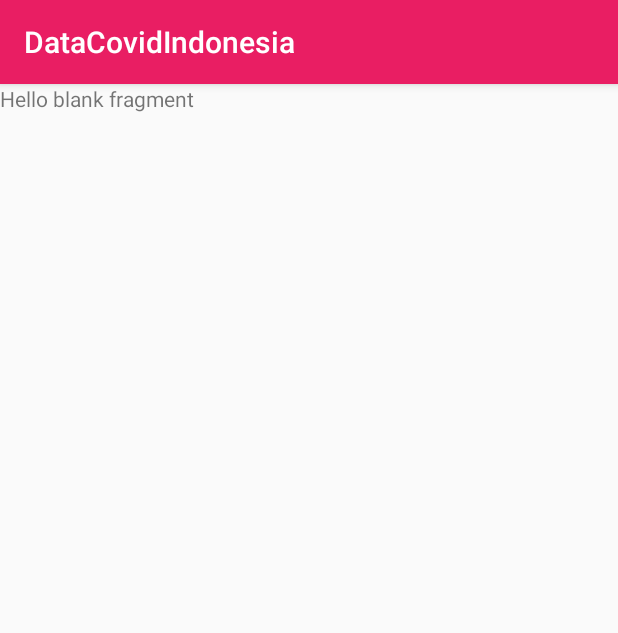
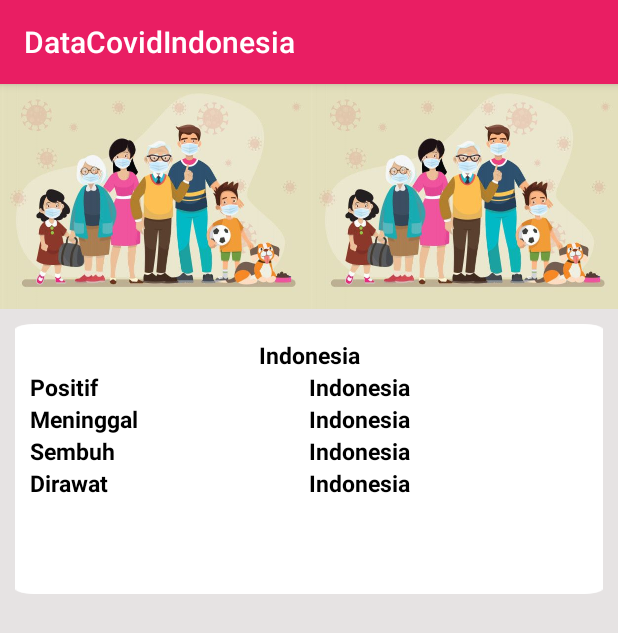
Before and after one commit to CindoddCindy/cindodAplikasiDataCovid, an Android app: the fragment DataIndonesiaFragmnet shown on its own in the app's theme, on a phone screen of 412 x 824 dp. Shown: the top 633 px of the screen. Run offline under Robolectric (Android 15) with nearby library versions, the light colour scheme and no system bars.

Commit message:
tambah sedikit2

```diff
--- a/app/src/main/res/layout/fragment_data_indonesia_fragmnet.xml
+++ b/app/src/main/res/layout/fragment_data_indonesia_fragmnet.xml
@@ -1,14 +1,176 @@
 <?xml version="1.0" encoding="utf-8"?>
-<FrameLayout xmlns:android="http://schemas.android.com/apk/res/android"
+<LinearLayout xmlns:android="http://schemas.android.com/apk/res/android"
     xmlns:tools="http://schemas.android.com/tools"
     android:layout_width="match_parent"
     android:layout_height="match_parent"
+    android:orientation="vertical"
     tools:context=".view.fragment.DataIndonesiaFragmnet">
 
-    <!-- TODO: Update blank fragment layout -->
-    <TextView
-        android:layout_width="match_parent"
-        android:layout_height="match_parent"
-        android:text="@string/hello_blank_fragment" />
+   <LinearLayout
+       android:background="#E6E3E3"
+       android:layout_width="match_parent"
+       android:layout_height="match_parent"
+       android:orientation="vertical">
 
-</FrameLayout>
+
+       <LinearLayout
+           android:layout_weight="2"
+           android:layout_width="match_parent"
+           android:layout_height="450dp"
+           android:orientation="horizontal">
+           <ImageView
+               android:scaleType="fitXY"
+               android:layout_weight="1"
+               android:layout_width="match_parent"
+               android:layout_height="match_parent"
+               android:src="@drawable/backronindonesia">
+
+           </ImageView>
+           <ImageView
+               android:scaleType="fitXY"
+               android:layout_weight="1"
+               android:layout_width="match_parent"
+               android:layout_height="match_parent"
+               android:src="@drawable/backronindonesia">
+
+           </ImageView>
+
+
+       </LinearLayout>
+       <LinearLayout
+           android:layout_weight="1"
+           android:layout_width="match_parent"
+           android:layout_height="match_parent"
+           android:orientation="vertical">
+
+
+           <LinearLayout
+               android:layout_margin="10dp"
+               android:padding="10dp"
+               android:background="@drawable/background_detail_pesanan"
+               android:layout_width="match_parent"
+               android:layout_height="180dp"
+               android:orientation="vertical">
+
+               <TextView
+                   android:layout_width="match_parent"
+                   android:layout_height="wrap_content"
+                   android:text="Indonesia"
+                   android:gravity="center"
+                   android:textColor="#000"
+                   android:textSize="15dp"
+                   android:textStyle="bold">
+
+               </TextView>
+               <LinearLayout
+                   android:layout_width="match_parent"
+                   android:layout_height="wrap_content"
+                   android:orientation="horizontal">
+
+               <LinearLayout
+                   android:layout_weight="1"
+                   android:layout_width="match_parent"
+                   android:layout_height="wrap_content"
+                   android:orientation="vertical">
+                   <TextView
+                       android:layout_width="match_parent"
+                       android:layout_height="wrap_content"
+                       android:text="Positif"
+                       android:gravity="left"
+                       android:textColor="#000"
+                       android:textSize="15dp"
+                       android:textStyle="bold">
+
+                   </TextView>
+
+                   <TextView
+                       android:layout_width="match_parent"
+                       android:layout_height="wrap_content"
+                       android:gravity="left"
+                       android:text="Meninggal"
+                       android:textColor="#000"
+                       android:textSize="15dp"
+                       android:textStyle="bold">
+
+                   </TextView>
+                   <TextView
+                       android:layout_width="match_parent"
+                       android:layout_height="wrap_content"
+                       android:text="Sembuh"
+                       android:gravity="left"
+                       android:textColor="#000"
+                       android:textSize="15dp"
+                       android:textStyle="bold">
+
+                   </TextView>
+                   <TextView
+                       android:layout_width="match_parent"
+                       android:layout_height="wrap_content"
+                       android:text="Dirawat"
+                       android:gravity="left"
+                       android:textColor="#000"
+                       android:textSize="15dp"
+                       android:textStyle="bold">
+
+                   </TextView>
+
+
+               </LinearLayout>
+               <LinearLayout
+                   android:layout_weight="1"
+                   android:layout_width="match_parent"
+                   android:layout_height="wrap_content"
+                   android:orientation="vertical">
+                   <TextView
+                       android:layout_width="match_parent"
+                       android:layout_height="wrap_content"
+                       android:text="Indonesia"
+                       android:gravity="left"
+                       android:textColor="#000"
+                       android:textSize="15dp"
+                       android:textStyle="bold">
+
+                   </TextView>
+                   <TextView
+                       android:layout_width="match_parent"
+                       android:layout_height="wrap_content"
+                       android:text="Indonesia"
+                       android:gravity="left"
+                       android:textColor="#000"
+                       android:textSize="15dp"
+                       android:textStyle="bold">
+
+                   </TextView>
+                   <TextView
+                       android:layout_width="match_parent"
+                       android:layout_height="wrap_content"
+                       android:text="Indonesia"
+                       android:gravity="left"
+                       android:textColor="#000"
+                       android:textSize="15dp"
+                       android:textStyle="bold">
+
+                   </TextView>
+                   <TextView
+                       android:layout_width="match_parent"
+                       android:layout_height="wrap_content"
+                       android:text="Indonesia"
+                       android:gravity="left"
+                       android:textColor="#000"
+                       android:textSize="15dp"
+                       android:textStyle="bold">
+
+                   </TextView>
+
+
+               </LinearLayout>
+               </LinearLayout>
+
+
+
+           </LinearLayout>
+
+       </LinearLayout>
+
+   </LinearLayout>
+</LinearLayout>
```
Also changed, not shown: app/src/main/res/drawable/background_detail_pesanan.png (added), app/src/main/res/drawable/backronindonesia.jpeg (added), app/src/main/res/drawable/bagron_indonesia.jpeg (added), app/src/main/res/drawable/input_catatan.png (added).
